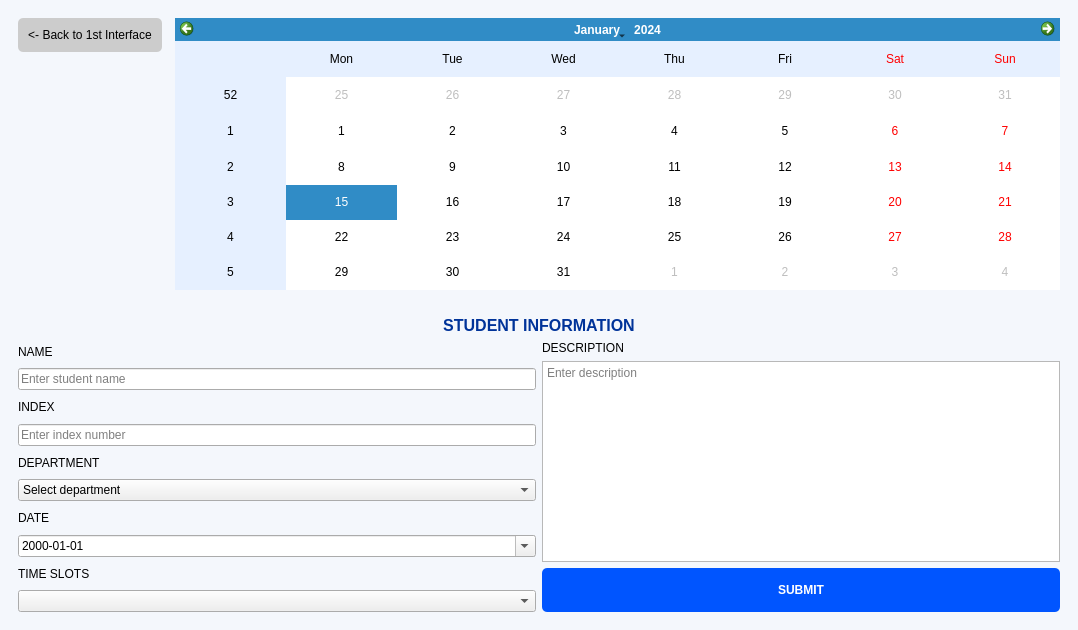
PPAS-Rashmika/SYNCLAB-Centralized-Workshop-Laboratory-Allocation-Platform, file mainwindow.ui: the form before one commit.
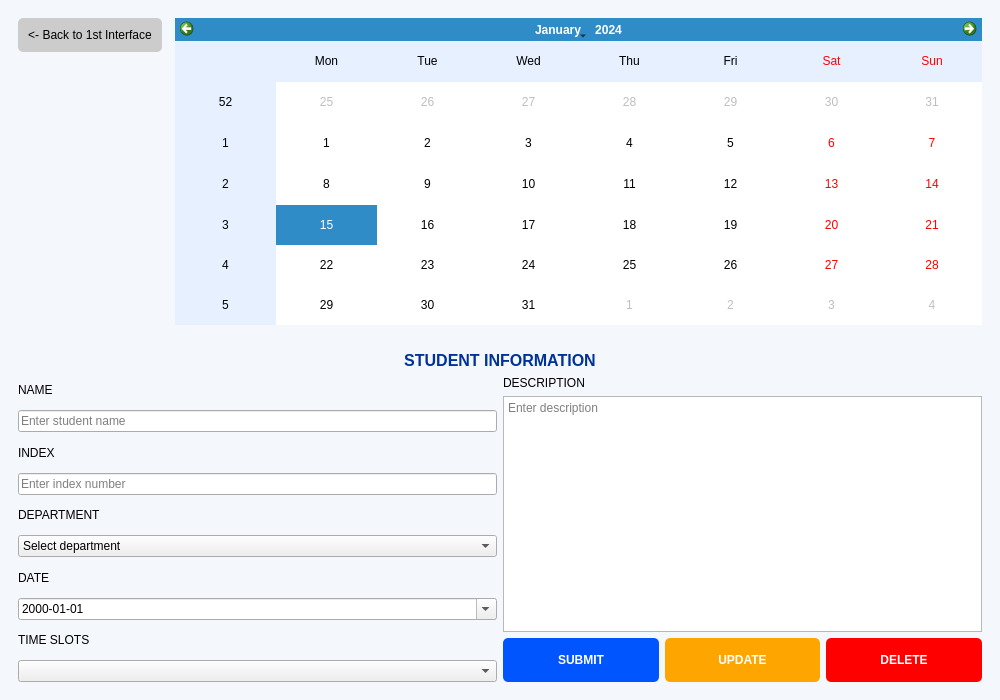
The form after the commit. The open tabs and pages were chosen to show the change.

Commit message: add passcode token system

```diff
--- a/mainwindow.ui
+++ b/mainwindow.ui
@@ -6,8 +6,8 @@
    <rect>
     <x>0</x>
     <y>0</y>
-    <width>1078</width>
-    <height>630</height>
+    <width>1000</width>
+    <height>700</height>
    </rect>
   </property>
   <property name="windowTitle">
@@ -212,14 +212,38 @@
              </widget>
             </item>
             <item>
-             <widget class="QPushButton" name="submitBtn">
-              <property name="styleSheet">
-               <string>background-color: #0055FF; color: white; padding: 15px; border-radius: 5px; font-weight: bold;</string>
-              </property>
-              <property name="text">
-               <string>SUBMIT</string>
-              </property>
-             </widget>
+             <layout class="QHBoxLayout" name="actionButtonsLayout">
+              <item>
+               <widget class="QPushButton" name="submitBtn">
+                <property name="text">
+                 <string>SUBMIT</string>
+                </property>
+                <property name="styleSheet">
+                 <string>background-color: #0055FF; color: white; padding: 15px; border-radius: 5px; font-weight: bold;</string>
+                </property>
+               </widget>
+              </item>
+              <item>
+               <widget class="QPushButton" name="updateBtn">
+                <property name="text">
+                 <string>UPDATE</string>
+                </property>
+                <property name="styleSheet">
+                 <string>background-color: #FFA500; color: white; padding: 15px; border-radius: 5px; font-weight: bold;</string>
+                </property>
+               </widget>
+              </item>
+              <item>
+               <widget class="QPushButton" name="deleteBtn">
+                <property name="text">
+                 <string>DELETE</string>
+                </property>
+                <property name="styleSheet">
+                 <string>background-color: #FF0000; color: white; padding: 15px; border-radius: 5px; font-weight: bold;</string>
+                </property>
+               </widget>
+              </item>
+             </layout>
             </item>
            </layout>
           </item>
```
Left out of the diff: 42 changed lines with no effect on the pictures. The commit also changes 2 other files.
